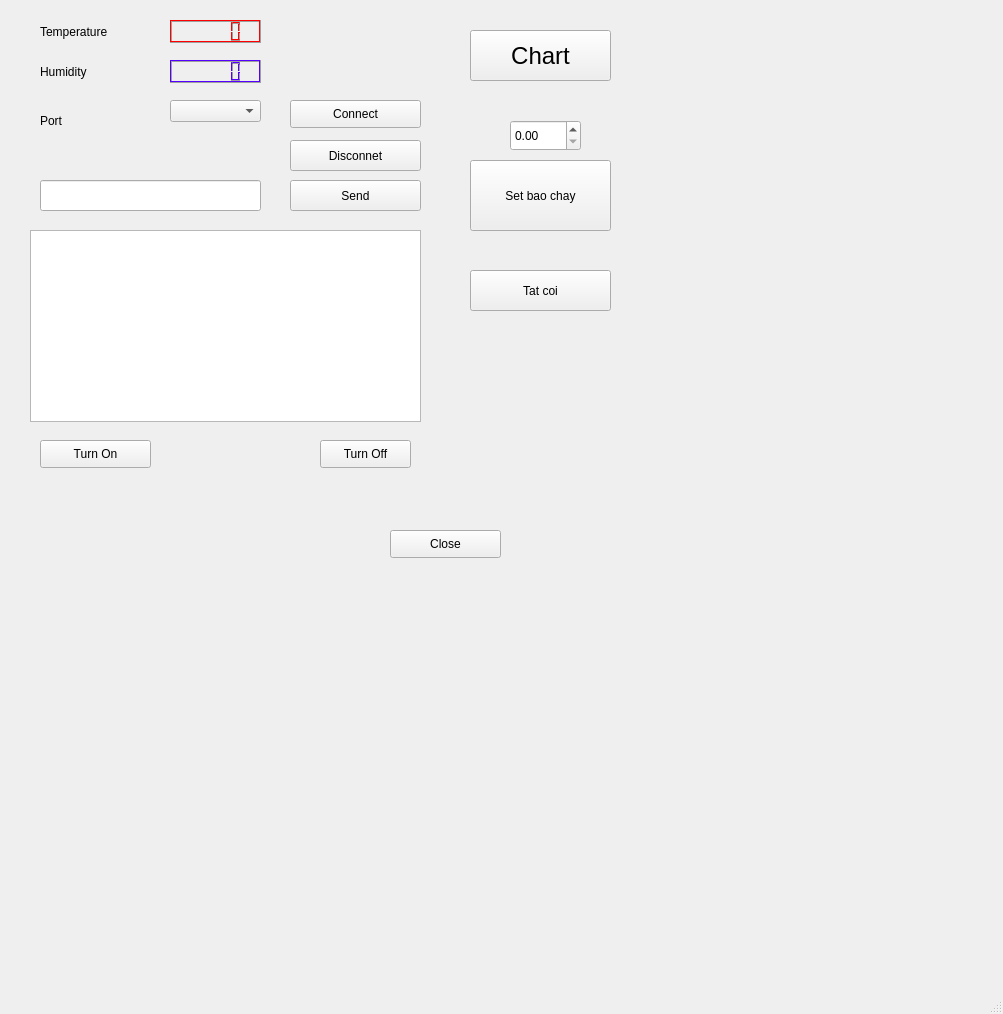
Qt form QT code/mainwindow.ui (tuanpd205459/HardwareInterfaceProgrammingQt) before a commit.
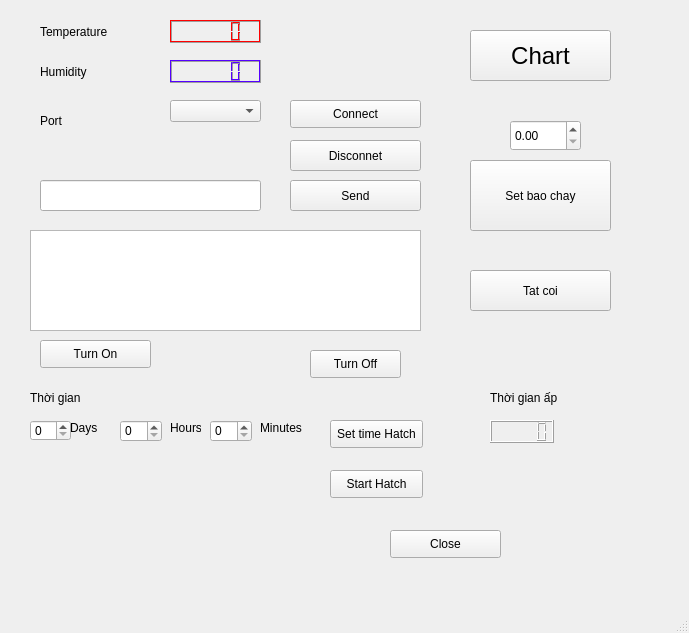
The same form after that commit.

What changed in the file:
```diff
--- a/QT code/mainwindow.ui
+++ b/QT code/mainwindow.ui
@@ -6,8 +6,8 @@
    <rect>
     <x>0</x>
     <y>0</y>
-    <width>1003</width>
-    <height>1014</height>
+    <width>689</width>
+    <height>633</height>
    </rect>
   </property>
   <property name="windowTitle">
@@ -547,15 +547,15 @@
       <x>30</x>
       <y>230</y>
       <width>391</width>
-      <height>192</height>
+      <height>101</height>
      </rect>
     </property>
    </widget>
    <widget class="QPushButton" name="pushButtonTurnOff">
     <property name="geometry">
      <rect>
-      <x>320</x>
-      <y>440</y>
+      <x>310</x>
+      <y>350</y>
       <width>91</width>
       <height>28</height>
      </rect>
@@ -568,7 +568,7 @@
     <property name="geometry">
      <rect>
       <x>40</x>
-      <y>440</y>
+      <y>340</y>
       <width>111</width>
       <height>28</height>
      </rect>
@@ -655,6 +655,137 @@
     </property>
     <layout class="QHBoxLayout" name="horizontalLayout"/>
    </widget>
+   <widget class="QSpinBox" name="spinBoxDayTimeHatch">
+    <property name="geometry">
+     <rect>
+      <x>30</x>
+      <y>420</y>
+      <width>41</width>
+      <height>21</height>
+     </rect>
+    </property>
+   </widget>
+   <widget class="QLabel" name="label">
+    <property name="geometry">
+     <rect>
+      <x>30</x>
+      <y>390</y>
+      <width>51</width>
+      <height>16</height>
+     </rect>
+    </property>
+    <property name="text">
+     <string>Thời gian</string>
+    </property>
+   </widget>
+   <widget class="QSpinBox" name="spinBoxHourTimeHatch">
+    <property name="geometry">
+     <rect>
+      <x>120</x>
+      <y>420</y>
+      <width>42</width>
+      <height>22</height>
+     </rect>
+    </property>
+   </widget>
+   <widget class="QSpinBox" name="spinBoxMinuteTimeHatch">
+    <property name="geometry">
+     <rect>
+      <x>210</x>
+      <y>420</y>
+      <width>42</width>
+      <height>22</height>
+     </rect>
+    </property>
+   </widget>
+   <widget class="QLabel" name="label_2">
+    <property name="geometry">
+     <rect>
+      <x>70</x>
+      <y>420</y>
+      <width>55</width>
+      <height>16</height>
+     </rect>
+    </property>
+    <property name="text">
+     <string>Days</string>
+    </property>
+   </widget>
+   <widget class="QLabel" name="label_3">
+    <property name="geometry">
+     <rect>
+      <x>170</x>
+      <y>420</y>
+      <width>31</width>
+      <height>16</height>
+     </rect>
+    </property>
+    <property name="text">
+     <string>Hours</string>
+    </property>
+   </widget>
+   <widget class="QLabel" name="label_4">
+    <property name="geometry">
+     <rect>
+      <x>260</x>
+      <y>420</y>
+      <width>55</width>
+      <height>16</height>
+     </rect>
+    </property>
+    <property name="text">
+     <string>Minutes</string>
+    </property>
+   </widget>
+   <widget class="QPushButton" name="pushButtonStartHatch">
+    <property name="geometry">
+     <rect>
+      <x>330</x>
+      <y>470</y>
+      <width>93</width>
+      <height>28</height>
+     </rect>
+    </property>
+    <property name="text">
+     <string>Start Hatch</string>
+    </property>
+   </widget>
+   <widget class="QLCDNumber" name="lcdNumber">
+    <property name="geometry">
+     <rect>
+      <x>490</x>
+      <y>420</y>
+      <width>64</width>
+      <height>23</height>
+     </rect>
+    </property>
+   </widget>
+   <widget class="QPushButton" name="pushButtonSetTimeHatch">
+    <property name="geometry">
+     <rect>
+      <x>330</x>
+      <y>420</y>
+      <width>93</width>
+      <height>28</height>
+     </rect>
+    </property>
+    <property name="text">
+     <string>Set time Hatch</string>
+    </property>
+   </widget>
+   <widget class="QLabel" name="label_5">
+    <property name="geometry">
+     <rect>
+      <x>490</x>
+      <y>390</y>
+      <width>101</width>
+      <height>16</height>
+     </rect>
+    </property>
+    <property name="text">
+     <string>Thời gian ấp</string>
+    </property>
+   </widget>
   </widget>
   <widget class="QMenuBar" name="menubar">
    <property name="geometry">
```
Left out of the diff: 8 changed lines with no effect on the pictures.
